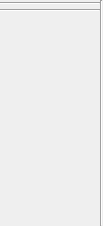
First picture: the form in src/schrodinger/sketcher/ui/sketcher_side_bar.ui, repository schrodinger/sketcher, before the edit.
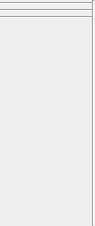
Second picture: the form after the edit. Custom widgets are drawn as their Qt base class.

Commit message: SKETCH-1436. Update palette text colors, disabled color; add hover highlight for tool buttons; disable Draw Tools title in Erase mode; fix Paste in Text orange color; add separator between ring and enum palettes; all tooltip for All selection button

```diff
--- a/src/schrodinger/sketcher/ui/sketcher_side_bar.ui
+++ b/src/schrodinger/sketcher/ui/sketcher_side_bar.ui
@@ -6,7 +6,7 @@
    <rect>
     <x>0</x>
     <y>0</y>
-    <width>103</width>
+    <width>95</width>
     <height>226</height>
    </rect>
   </property>
@@ -57,6 +57,13 @@
      <item>
       <widget class="schrodinger::sketcher::RingToolWidget" name="ring_tool_wdg" native="true"/>
      </item>
+     <item>
+      <widget class="Line" name="line_4">
+       <property name="orientation">
+        <enum>Qt::Horizontal</enum>
+       </property>
+      </widget>
+     </item>
      <item>
       <widget class="schrodinger::sketcher::EnumerationToolWidget" name="enumeration_tool_wdg" native="true"/>
      </item>
```
Left out of the diff: 2 changed lines with no effect on the pictures. The commit also changes 3 other files.
